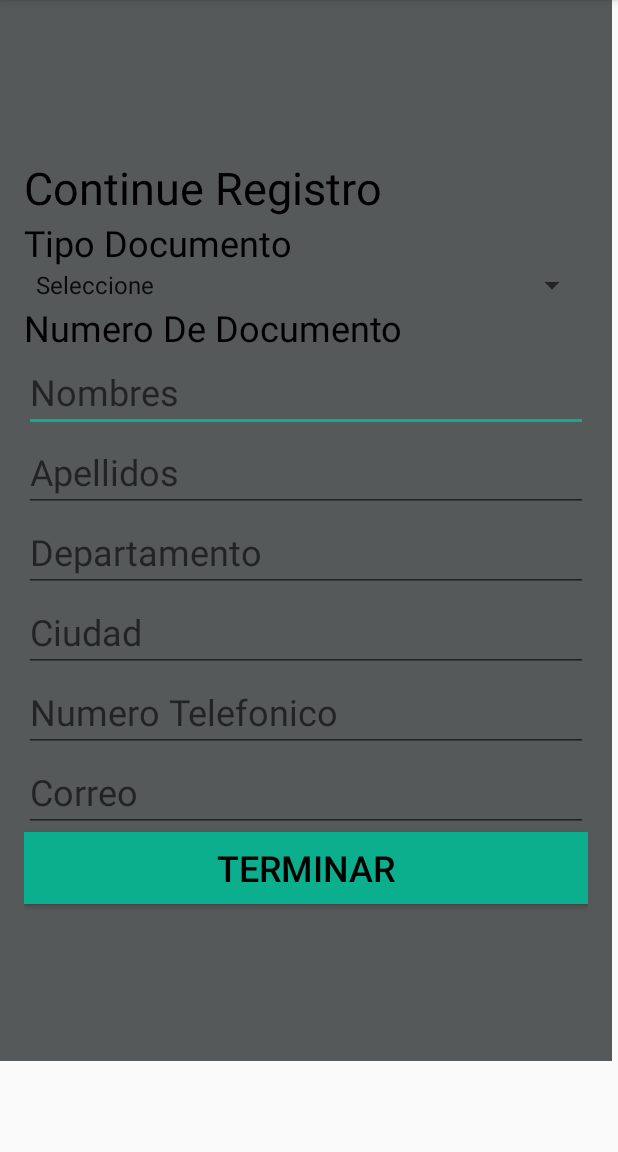
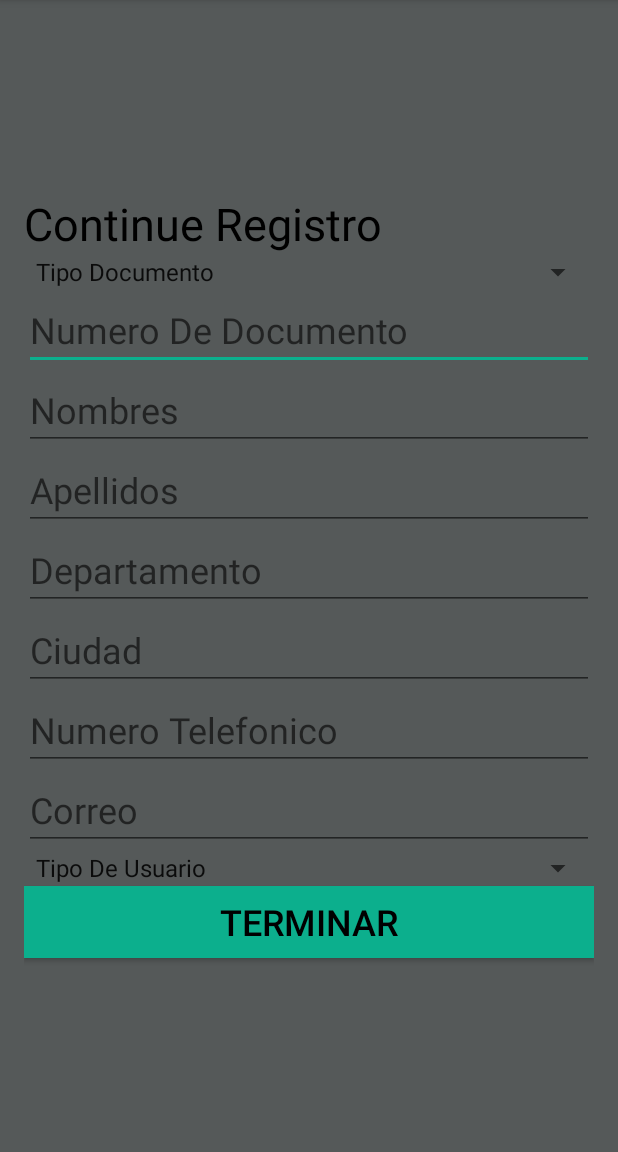
Before and after one commit to hexante/PetAdoption, an Android app: the DatosUsuario screen opened directly, with no data from a screen before it, on a phone screen of 412 x 824 dp, the part 84-1236 px from its top. Run offline under Robolectric (Android 15) with nearby library versions, the phone set to English and light mode, and no system bars; our stand-ins replace Firebase (no records; nobody signed in at launch, a user with empty details on screens opened directly).

Commit message:
Formulario usuario

```diff
--- a/app/build.gradle
+++ b/app/build.gradle
@@ -19,6 +19,10 @@ android {
     }
 }
 
+configurations.all{
+    resolutionStrategy.force 'com.andoid.support:support-annotations:23.1.0'
+}
+
 dependencies {
     implementation fileTree(dir: 'libs', include: ['*.jar'])
     //noinspection GradleCompatible
--- a/app/src/main/AndroidManifest.xml
+++ b/app/src/main/AndroidManifest.xml
@@ -5,7 +5,6 @@
     <uses-permission android:name="android.permission.INTERNET" />
 
     <application
-        android:name=".AccoutActivity.PetAdoptionApp"
         android:allowBackup="true"
         android:icon="@mipmap/ic_launcher"
         android:label="@string/app_name"
--- a/app/src/main/java/com/example/petadoption/AccoutActivity/InicioActivity.java
+++ b/app/src/main/java/com/example/petadoption/AccoutActivity/InicioActivity.java
@@ -71,12 +71,12 @@ public class InicioActivity extends AppCompatActivity {
                 final String password = inputPassword.getText().toString();
 
                 if (TextUtils.isEmpty(email)) {
-                    Toast.makeText(getApplicationContext(), "Enter email address!", Toast.LENGTH_SHORT).show();
+                    Toast.makeText(getApplicationContext(), "Ingresa Correo!", Toast.LENGTH_SHORT).show();
                     return;
                 }
 
                 if (TextUtils.isEmpty(password)) {
-                    Toast.makeText(getApplicationContext(), "Enter password!", Toast.LENGTH_SHORT).show();
+                    Toast.makeText(getApplicationContext(), "Ingresa Contraseña!", Toast.LENGTH_SHORT).show();
                     return;
                 }
 
--- a/app/src/main/java/com/example/petadoption/DatosUsuario.java
+++ b/app/src/main/java/com/example/petadoption/DatosUsuario.java
@@ -1,18 +1,54 @@
 package com.example.petadoption;
 
+import android.annotation.SuppressLint;
+import android.content.Intent;
 import android.support.v7.app.AppCompatActivity;
 import android.os.Bundle;
+import android.text.TextUtils;
+import android.view.View;
 import android.widget.ArrayAdapter;
+import android.widget.Button;
+import android.widget.EditText;
 import android.widget.Spinner;
+import android.widget.Toast;
+
+import com.example.petadoption.AccoutActivity.InicioActivity;
+import com.google.firebase.auth.FirebaseAuth;
+import com.google.firebase.auth.FirebaseUser;
+import com.google.firebase.database.DatabaseReference;
+import com.google.firebase.database.FirebaseDatabase;
 
 public class DatosUsuario extends AppCompatActivity {
+
+    private EditText NombreU,ApellidoU,
+            NumeroDocumentoU,DepartamentoU,
+            CiudadU,TelefonoU,CorreoU;
+    private  Spinner spinner,spinnerU;
+    private Button TerminarR;
+
+    private DatabaseReference USUARIOS;
 
     @Override
     protected void onCreate(Bundle savedInstanceState) {
         super.onCreate(savedInstanceState);
         setContentView(R.layout.activity_datos_usuario);
 
-        Spinner spinner = (Spinner) findViewById(R.id.spinner);
+        final FirebaseUser user = FirebaseAuth.getInstance().getCurrentUser();
+
+        NombreU = (EditText) findViewById(R.id.NombreUsuario);
+        ApellidoU = (EditText) findViewById(R.id.ApellidoUsuario);
+        NumeroDocumentoU = (EditText) findViewById(R.id.NumeroDocumento);
+        DepartamentoU = (EditText) findViewById(R.id.DepartamentoUsuario);
+        CiudadU = (EditText) findViewById(R.id.CiudadUsuario);
+        TelefonoU = (EditText) findViewById(R.id.TelefonoUsuario);
+        CorreoU = (EditText) findViewById(R.id.CorreoUsuario);
+        TerminarR = (Button) findViewById(R.id.btnTerminar);
+
+        USUARIOS = FirebaseDatabase.getInstance().getReference("UsuariosApp");
+
+         spinner = (Spinner) findViewById(R.id.spinner);
+         spinnerU = (Spinner) findViewById(R.id.spinTipoU);
+
 // Create an ArrayAdapter using the string array and a default spinner layout
         ArrayAdapter<CharSequence> adapter = ArrayAdapter.createFromResource(this,
                 R.array.TipoDocumento, android.R.layout.simple_spinner_item);
@@ -21,7 +57,49 @@ public class DatosUsuario extends AppCompatActivity {
 // Apply the adapter to the spinner
         spinner.setAdapter(adapter);
 
+        ArrayAdapter<CharSequence> adapteru = ArrayAdapter.createFromResource(this,
+                R.array.TipoUsuario, android.R.layout.simple_spinner_item);
+        adapteru.setDropDownViewResource(android.R.layout.simple_spinner_dropdown_item);
+        spinnerU.setAdapter(adapteru);
+
+        CorreoU.setText(user.getEmail());
+
+        TerminarR.setOnClickListener(new View.OnClickListener() {
+            @Override
+            public void onClick(View v) {
+
+                String nombre=NombreU.getText().toString();
+                String Apellido=ApellidoU.getText().toString();
+                String numerod=NumeroDocumentoU.getText().toString();
+                String tipod=spinner.getSelectedItem().toString();
+                String telefono=TelefonoU.getText().toString();
+                String correo=CorreoU.getText().toString();
+                String departamento=DepartamentoU.getText().toString();
+                String ciudad=CiudadU.getText().toString();
+                String Tipou = spinnerU.getSelectedItem().toString();
+
+
+                if (!TextUtils.isEmpty(numerod)){
+                    String id=USUARIOS.push().getKey();
+                    UsuariosApp usuario = new UsuariosApp(id,nombre,Apellido,departamento,ciudad,telefono,correo,tipod,numerod,Tipou);
+                    USUARIOS.child("Usuarios").child(id).setValue(usuario);
+                    Toast.makeText(DatosUsuario.this,"usuario registrado con exito",Toast.LENGTH_LONG).show();
+
+                    Intent intent = new Intent(DatosUsuario.this, InicioActivity.class);
+                    startActivity(intent);
+                    finish();
+                }else{
+                    Toast.makeText(DatosUsuario.this,"Debe Ingresar Numero De identidad",Toast.LENGTH_LONG).show();
+                }
+
+            }
+        });
 
 
     }
+
+
+
+
+
 }
--- a/app/src/main/res/layout/activity_datos_usuario.xml
+++ b/app/src/main/res/layout/activity_datos_usuario.xml
@@ -7,8 +7,8 @@
     tools:context=".DatosUsuario">
 
     <LinearLayout
-        android:layout_width="408dp"
-        android:layout_height="707dp"
+        android:layout_width="match_parent"
+        android:layout_height="match_parent"
         android:background="@color/colorPrimaryDark"
         android:gravity="center"
         android:orientation="vertical"
@@ -26,26 +26,20 @@
             android:textColor="@android:color/black"
             android:textSize="30sp" />
 
-        <TextView
-            android:id="@+id/textView5"
-            android:layout_width="match_parent"
-            android:layout_height="wrap_content"
-            android:text="Tipo Documento"
-            android:textColor="@android:color/black"
-            android:textSize="24sp" />
-
         <Spinner
             android:id="@+id/spinner"
             android:layout_width="match_parent"
             android:layout_height="wrap_content"
+            android:spinnerMode="dialog"
             android:textColor="@android:color/black"
             android:visibility="visible" />
 
-        <TextView
-            android:id="@+id/textView3"
+        <EditText
+            android:id="@+id/NumeroDocumento"
             android:layout_width="match_parent"
             android:layout_height="wrap_content"
-            android:text="@string/Numero_De_Documento"
+            android:hint="@string/Numero_De_Documento"
+            android:inputType="number"
             android:textColor="@android:color/black"
             android:textSize="24sp" />
 
@@ -89,15 +83,18 @@
             android:textColor="@android:color/black"
             android:textSize="24sp" />
 
+
+
         <EditText
             android:id="@+id/TelefonoUsuario"
             android:layout_width="match_parent"
             android:layout_height="wrap_content"
             android:ems="10"
             android:hint="@string/Numero_Telefonico"
-            android:inputType="textPersonName"
+            android:inputType="number"
             android:textColor="@android:color/black"
-            android:textSize="24sp" />
+            android:textSize="24sp"
+            />
 
         <EditText
             android:id="@+id/CorreoUsuario"
@@ -108,6 +105,12 @@
             android:inputType="textPersonName"
             android:textColor="@android:color/black"
             android:textSize="24sp" />
+
+        <Spinner
+            android:id="@+id/spinTipoU"
+            android:layout_width="match_parent"
+            android:layout_height="wrap_content"
+            android:spinnerMode="dropdown" />
 
         <Button
             android:id="@+id/btnTerminar"
--- a/app/src/main/res/values/strings.xml
+++ b/app/src/main/res/values/strings.xml
@@ -49,10 +49,17 @@
 
 
     <string-array name="TipoDocumento">
-        <item>Seleccione</item>
-        <item>Cedula De Ciudadania</item>
+        <item>Tipo Documento</item>
+        <item>Cedula</item>
         <item>Nit</item>
         <item>Tarjeta identida</item>
     </string-array>
 
+    <string-array name="TipoUsuario">
+        <item>Tipo De Usuario</item>
+        <item>Usuario</item>
+        <item>Fundacion</item>
+    </string-array>
+
+
 </resources>
```
Also changed, not shown: app/src/main/java/com/example/petadoption/AccoutActivity/PetAdoptionApp.java (deleted, +0 -17 lines), app/src/main/java/com/example/petadoption/UsuariosApp.java (added, +71 -0 lines).
